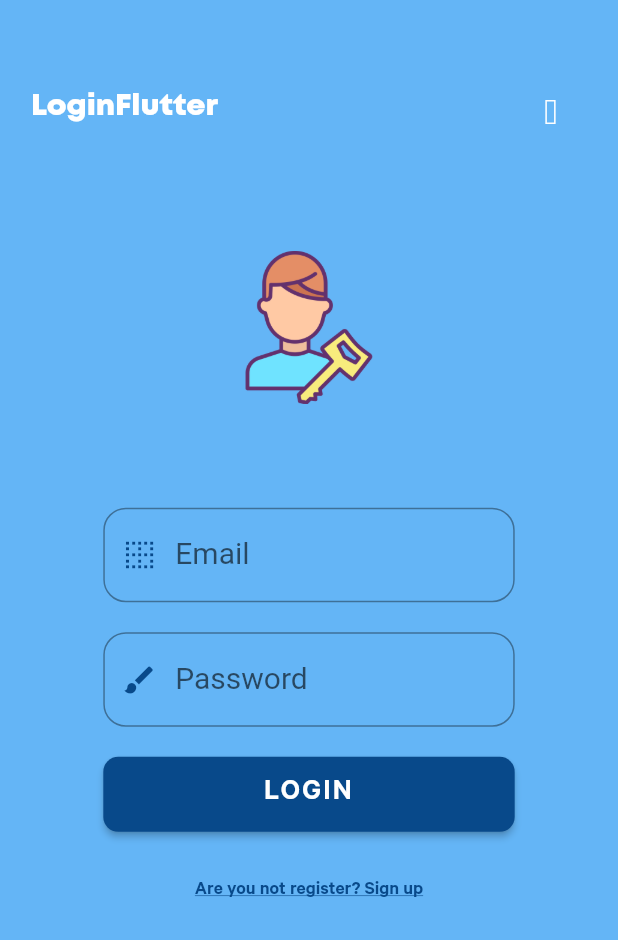
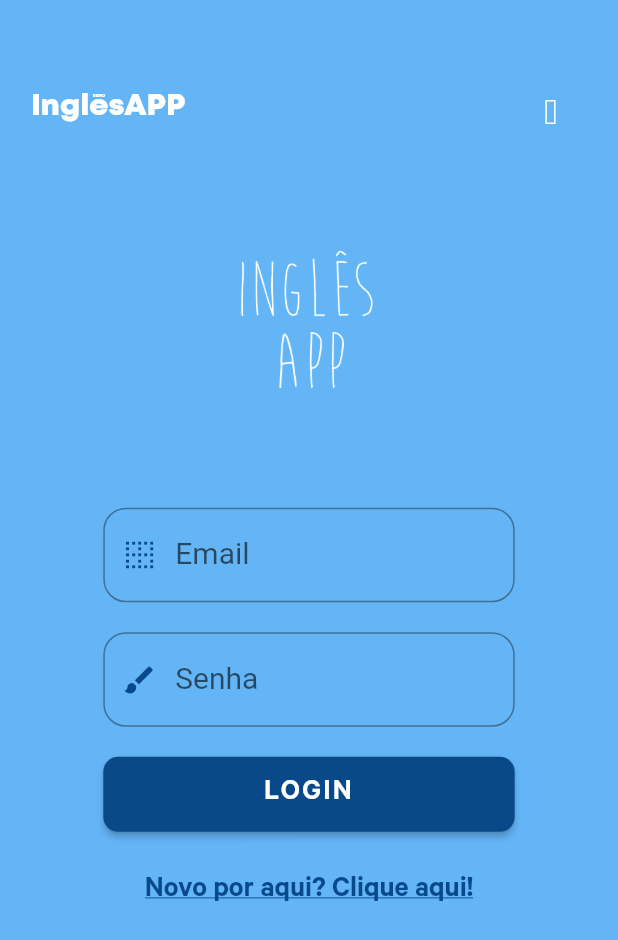
Before and after one commit to AlysonCamargo/inglesAPP, a Flutter app: the screen it shows after launch, on a phone screen of 412 x 824 dp. Shown: the top 940 px of the screen. Run offline on Flutter 3.47's test engine with Material 2 defaults, Android fonts, the phone set to English and light mode, and no system bars; our stand-ins replace shared_preferences; missing offline and left inert: jose.

Commit message:
commit final 2

```diff
--- a/lib/pages/login.dart
+++ b/lib/pages/login.dart
@@ -6,7 +6,7 @@ import './../colors/colors.dart';
 import './../api_provider.dart';
 import './../pages/home.dart';
 import '../pages/register.dart';
-import 'package:LoginFlutter/pages/settings.dart';
+import 'package:InglesAPP/pages/settings.dart';
 import 'package:shared_preferences/shared_preferences.dart';
 
 class Login extends StatelessWidget {
@@ -42,10 +42,10 @@ class BodyWidgetState extends State<BodyWidget> {
 
   final _formKey = GlobalKey<FormState>();
 
-  final success = SnackBar(content: Text('Login succeded!'));
-  final error = SnackBar(content: Text('Wrong email or password!'));
-  final serverError = SnackBar(content: Text('Can\'t connect to the server!'));
-  final ipError = SnackBar(content: Text('You must insert an IP! Go to settings'));
+  final success = SnackBar(content: Text('Login realizado!'));
+  final error = SnackBar(content: Text('Senha ou email incorreto!'));
+  final serverError = SnackBar(content: Text('Não foi possível conectar ao servidor!'));
+  final ipError = SnackBar(content: Text('Você precisa inserir um IP nas configurações'));
 
   ApiProvider apiProvider = ApiProvider();
 
@@ -104,7 +104,7 @@ class BodyWidgetState extends State<BodyWidget> {
                     mainAxisAlignment: MainAxisAlignment.spaceBetween,
                     children: <Widget>[
                       Text(
-                        "LoginFlutter",
+                        "InglêsAPP",
                         style: new TextStyle(
                             fontFamily: 'Mont',
                             fontSize: 20,
@@ -164,7 +164,7 @@ class BodyWidgetState extends State<BodyWidget> {
                             child: TextFormField(
                               validator: (value) {
                                 if (value.isEmpty) {
-                                  return 'Insert an Email!';
+                                  return 'Insira um e-mail!';
                                 }
                               },
                               controller: _crtlEmail,
@@ -196,7 +196,7 @@ class BodyWidgetState extends State<BodyWidget> {
                             child: TextFormField(
                               validator: (value) {
                                 if (value.isEmpty) {
-                                  return 'Insert a Password!';
+                                  return 'Insira uma senha!';
                                 }
                               },
                               controller: _crtlPassword,
@@ -204,7 +204,7 @@ class BodyWidgetState extends State<BodyWidget> {
                               style:
                                   TextStyle(fontSize: 20.0, color: accentColor),
                               decoration: new InputDecoration(
-                                  labelText: "Password",
+                                  labelText: "Senha",
                                   fillColor: accentColor,
                                   prefixIcon: const Icon(
                                     Icons.lock,
@@ -250,10 +250,10 @@ class BodyWidgetState extends State<BodyWidget> {
                               padding: const EdgeInsets.only(top: 16.0),
                               child: new FlatButton(
                                 onPressed: () => Navigator.push(context, MaterialPageRoute(builder: (context) => Register())),
-                                child: Text("Are you not register? Sign up",
+                                child: Text("Novo por aqui? Clique aqui!",
                                     textAlign: TextAlign.center,
                                     style: new TextStyle(
-                                      fontSize: 13,
+                                      fontSize: 20,
                                       color: accentColor,
                                       fontFamily: 'calibre',
                                       decoration: TextDecoration.underline,
--- a/lib/pages/register.dart
+++ b/lib/pages/register.dart
@@ -13,7 +13,7 @@ class Register extends StatelessWidget {
   @override
   Widget build(BuildContext context) {
     return MaterialApp(
-      title: 'LoginFlutter',
+      title: 'InglesAPP',
       debugShowCheckedModeBanner: false,
       theme: ThemeData(
         primarySwatch: backgroundColor,
@@ -38,10 +38,10 @@ class BodyWidgetState extends State<BodyWidget> {
   TextEditingController _crtlEmail = TextEditingController();
   TextEditingController _crtlPassword = TextEditingController();
   TextEditingController _ctrlIp = TextEditingController();
-  final success = SnackBar(content: Text('Login succeded!'));
-  final error = SnackBar(content: Text('Wrong email or password!'));
-  final serverError = SnackBar(content: Text('Can\'t connect to the server!'));
-  final ipError = SnackBar(content: Text('You must insert an IP! Go to settings'));
+  final success = SnackBar(content: Text('Login realizado!'));
+  final error = SnackBar(content: Text('Email ou senha incorreta!'));
+  final serverError = SnackBar(content: Text('Não foi possível conectar ao servidor!'));
+  final ipError = SnackBar(content: Text('Você precisa inserir um IP nas configurações'));
 
   final _formKey = GlobalKey<FormState>();
 
@@ -98,7 +98,7 @@ class BodyWidgetState extends State<BodyWidget> {
                     mainAxisAlignment: MainAxisAlignment.start,
                     children: <Widget>[
                       Text(
-                        "RegistrationFlutter",
+                        "InglesAPP",
                         style: new TextStyle(
                             fontFamily: 'Mont',
                             fontSize: 20,
@@ -140,14 +140,14 @@ class BodyWidgetState extends State<BodyWidget> {
                             child: TextFormField(
                               validator: (value) {
                                 if (value.isEmpty) {
-                                  return 'Insert a name!';
+                                  return 'Insira um nome!';
                                 }
                               },
                               controller: _crtlName,
                               style:
                               TextStyle(fontSize: 20.0, color: accentColor),
                               decoration: new InputDecoration(
-                                  labelText: "Name",
+                                  labelText: "Nome",
                                   fillColor: accentColor,
                                   prefixIcon: const Icon(
                                     Icons.account_circle,
@@ -171,14 +171,14 @@ class BodyWidgetState extends State<BodyWidget> {
                             child: TextFormField(
                               validator: (value) {
                                 if (value.isEmpty) {
-                                  return 'Insert a surname!';
+                                  return 'Insira um nome de usuário!';
                                 }
                               },
                               controller: _crtlSurname,
                               style:
                               TextStyle(fontSize: 20.0, color: accentColor),
                               decoration: new InputDecoration(
-                                  labelText: "Surname",
+                                  labelText: "Nome de usuário",
                                   fillColor: accentColor,
                                   prefixIcon: const Icon(
                                     Icons.assignment_ind,
@@ -202,7 +202,7 @@ class BodyWidgetState extends State<BodyWidget> {
                             child: TextFormField(
                               validator: (value) {
                                 if (value.isEmpty) {
-                                  return 'Insert an email!';
+                                  return 'Insira um email!';
                                 }
                               },
                               controller: _crtlEmail,
@@ -233,7 +233,7 @@ class BodyWidgetState extends State<BodyWidget> {
                             child: TextFormField(
                               validator: (value) {
                                 if (value.isEmpty) {
-                                  return 'Insert a password!';
+                                  return 'Insira uma senha!';
                                 }
                               },
                               controller: _crtlPassword,
@@ -241,7 +241,7 @@ class BodyWidgetState extends State<BodyWidget> {
                               style:
                                   TextStyle(fontSize: 20.0, color: accentColor),
                               decoration: new InputDecoration(
-                                  labelText: "Password",
+                                  labelText: "Senha",
                                   fillColor: accentColor,
                                   prefixIcon: const Icon(
                                     Icons.lock,
@@ -267,7 +267,7 @@ class BodyWidgetState extends State<BodyWidget> {
                               height: 50.0,
                               child: RaisedButton(
                                   onPressed: () => doRegistration(),
-                                  child: const Text('SIGN UP',
+                                  child: const Text('REGISTRAR',
                                       textAlign: TextAlign.center,
                                       style: TextStyle(
                                           color: Colors.white,
@@ -289,10 +289,10 @@ class BodyWidgetState extends State<BodyWidget> {
                                     context,
                                     MaterialPageRoute(
                                         builder: (context) => Login())),
-                                child: Text("Already registered? Login!",
+                                child: Text("Já é registrado? Clique aqui!",
                                     textAlign: TextAlign.center,
                                     style: new TextStyle(
-                                      fontSize: 13,
+                                      fontSize: 20,
                                       color: accentColor,
                                       fontFamily: 'calibre',
                                       decoration: TextDecoration.underline,
```
Also changed, not shown: lib/pages/home.dart (+28 -24 lines), lib/pages/settings.dart (+9 -9 lines), assets/images/login.png, assets/images/popcorn.png, 1 other file.
